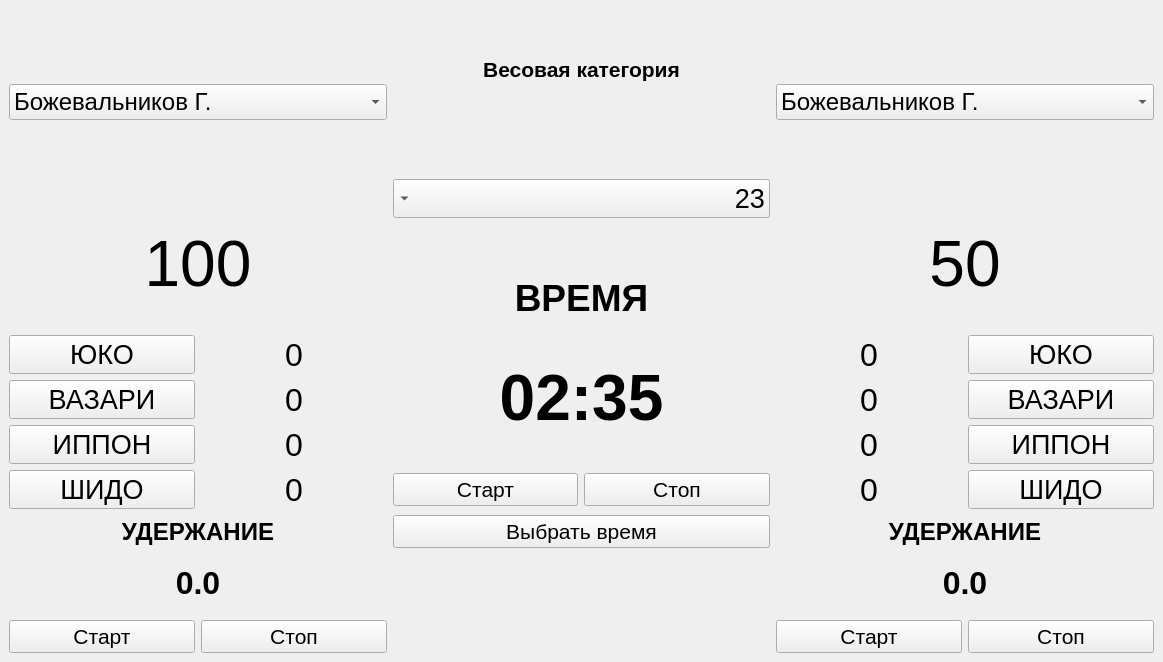
Old version of the form ui_files/manege_panel.ui in the repository Vanovango/Scoreboard_2.
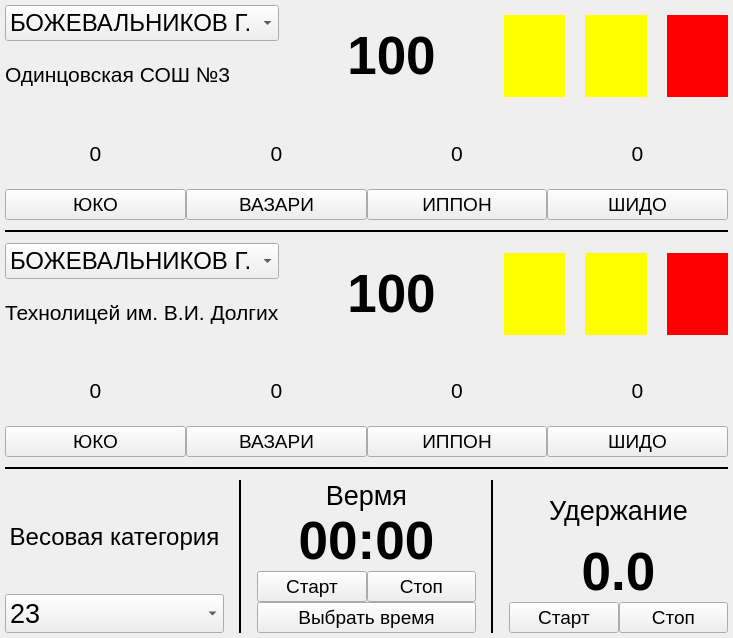
New version of the form.

```diff
--- a/ui_files/manege_panel.ui
+++ b/ui_files/manege_panel.ui
@@ -6,8 +6,8 @@
    <rect>
     <x>0</x>
     <y>0</y>
-    <width>1163</width>
-    <height>662</height>
+    <width>733</width>
+    <height>638</height>
    </rect>
   </property>
   <property name="windowTitle">
@@ -15,11 +15,66 @@
   </property>
   <widget class="QWidget" name="centralwidget">
    <layout class="QGridLayout" name="gridLayout">
-    <item row="8" column="1">
-     <widget class="QLabel" name="label_shido_score_1">
+    <property name="leftMargin">
+     <number>5</number>
+    </property>
+    <property name="topMargin">
+     <number>5</number>
+    </property>
+    <property name="rightMargin">
+     <number>5</number>
+    </property>
+    <property name="bottomMargin">
+     <number>5</number>
+    </property>
+    <property name="horizontalSpacing">
+     <number>15</number>
+    </property>
+    <property name="verticalSpacing">
+     <number>10</number>
+    </property>
+    <item row="2" column="0" colspan="5">
+     <widget class="Line" name="line_2">
       <property name="font">
        <font>
-        <pointsize>24</pointsize>
+        <pointsize>8</pointsize>
+        <weight>50</weight>
+        <bold>false</bold>
+       </font>
+      </property>
+      <property name="frameShadow">
+       <enum>QFrame::Plain</enum>
+      </property>
+      <property name="lineWidth">
+       <number>2</number>
+      </property>
+      <property name="orientation">
+       <enum>Qt::Horizontal</enum>
+      </property>
+     </widget>
+    </item>
+    <item row="5" column="0" colspan="5">
+     <widget class="Line" name="line_3">
+      <property name="frameShadow">
+       <enum>QFrame::Plain</enum>
+      </property>
+      <property name="lineWidth">
+       <number>2</number>
+      </property>
+      <property name="orientation">
+       <enum>Qt::Horizontal</enum>
+      </property>
+     </widget>
+    </item>
+    <item row="1" column="0" colspan="5">
+     <layout class="QHBoxLayout" name="horizontalLayout">
+      <item>
+       <layout class="QVBoxLayout" name="verticalLayout_6">
+        <item>
+         <widget class="QLabel" name="label_yko_score_1">
+          <property name="font">
+           <font>
+            <pointsize>16</pointsize>
        </font>
       </property>
       <property name="text">
@@ -30,11 +85,27 @@
       </property>
      </widget>
     </item>
-    <item row="6" column="1">
+        <item>
+         <widget class="QPushButton" name="pushButton_yko_1">
+          <property name="font">
+           <font>
+            <pointsize>14</pointsize>
+           </font>
+          </property>
+          <property name="text">
+           <string>ЮКО</string>
+          </property>
+         </widget>
+        </item>
+       </layout>
+      </item>
+      <item>
+       <layout class="QVBoxLayout" name="verticalLayout_7">
+        <item>
      <widget class="QLabel" name="label_vazari_score_1">
       <property name="font">
        <font>
-        <pointsize>24</pointsize>
+            <pointsize>16</pointsize>
        </font>
       </property>
       <property name="text">
@@ -45,23 +116,27 @@
       </property>
      </widget>
     </item>
-    <item row="4" column="2" colspan="2">
-     <widget class="QLabel" name="label_total_time_name">
+        <item>
+         <widget class="QPushButton" name="pushButton_vazari_1">
       <property name="font">
        <font>
-        <pointsize>2</pointsize>
+            <pointsize>14</pointsize>
        </font>
       </property>
       <property name="text">
-       <string>&lt;html&gt;&lt;head/&gt;&lt;body&gt;&lt;p align=&quot;center&quot;&gt;&lt;span style=&quot; font-size:28pt; font-weight:600;&quot;&gt;ВРЕМЯ&lt;/span&gt;&lt;/p&gt;&lt;/body&gt;&lt;/html&gt;</string>
+           <string>ВАЗАРИ</string>
       </property>
      </widget>
     </item>
-    <item row="7" column="1">
+       </layout>
+      </item>
+      <item>
+       <layout class="QVBoxLayout" name="verticalLayout_8">
+        <item>
      <widget class="QLabel" name="label_ippon_score_1">
       <property name="font">
        <font>
-        <pointsize>24</pointsize>
+            <pointsize>16</pointsize>
        </font>
       </property>
       <property name="text">
@@ -72,35 +147,11 @@
       </property>
      </widget>
     </item>
-    <item row="6" column="5">
-     <widget class="QPushButton" name="pushButton_vazari_2">
-      <property name="font">
-       <font>
-        <pointsize>20</pointsize>
-       </font>
-      </property>
-      <property name="text">
-       <string>ВАЗАРИ</string>
-      </property>
-     </widget>
-    </item>
-    <item row="5" column="5">
-     <widget class="QPushButton" name="pushButton_yko_2">
-      <property name="font">
-       <font>
-        <pointsize>20</pointsize>
-       </font>
-      </property>
-      <property name="text">
-       <string>ЮКО</string>
-      </property>
-     </widget>
-    </item>
-    <item row="7" column="0">
+        <item>
      <widget class="QPushButton" name="pushButton_ippon_1">
       <property name="font">
        <font>
-        <pointsize>20</pointsize>
+            <pointsize>14</pointsize>
        </font>
       </property>
       <property name="text">
@@ -108,30 +159,15 @@
       </property>
      </widget>
     </item>
-    <item row="7" column="5">
-     <widget class="QPushButton" name="pushButton_ippon_2">
-      <property name="font">
-       <font>
-        <pointsize>20</pointsize>
-       </font>
-      </property>
-      <property name="text">
-       <string>ИППОН</string>
-      </property>
-     </widget>
-    </item>
-    <item row="5" column="2" rowspan="3" colspan="2">
-     <widget class="QLabel" name="label_total_time">
-      <property name="text">
-       <string>&lt;html&gt;&lt;head/&gt;&lt;body&gt;&lt;p align=&quot;center&quot;&gt;&lt;span style=&quot; font-size:48pt; font-weight:600;&quot;&gt;02:35&lt;/span&gt;&lt;/p&gt;&lt;/body&gt;&lt;/html&gt;</string>
-      </property>
-     </widget>
-    </item>
-    <item row="6" column="4">
-     <widget class="QLabel" name="label_vazari_score_2">
+       </layout>
+      </item>
+      <item>
+       <layout class="QVBoxLayout" name="verticalLayout_9">
+        <item>
+         <widget class="QLabel" name="label_shido_score_1">
       <property name="font">
        <font>
-        <pointsize>24</pointsize>
+            <pointsize>16</pointsize>
        </font>
       </property>
       <property name="text">
@@ -142,11 +178,11 @@
       </property>
      </widget>
     </item>
-    <item row="8" column="0">
+        <item>
      <widget class="QPushButton" name="pushButton_shido_1">
       <property name="font">
        <font>
-        <pointsize>20</pointsize>
+            <pointsize>14</pointsize>
        </font>
       </property>
       <property name="text">
@@ -154,80 +190,217 @@
       </property>
      </widget>
     </item>
-    <item row="5" column="1">
-     <widget class="QLabel" name="label_yko_score_1">
+       </layout>
+      </item>
+     </layout>
+    </item>
+    <item row="0" column="0" colspan="5">
+     <layout class="QHBoxLayout" name="horizontalLayout_5">
+      <item>
+       <layout class="QVBoxLayout" name="verticalLayout_4">
+        <item>
+         <widget class="QComboBox" name="comboBox_member_1">
       <property name="font">
        <font>
-        <pointsize>24</pointsize>
-       </font>
-      </property>
+            <pointsize>18</pointsize>
+            <weight>50</weight>
+            <bold>false</bold>
+           </font>
+          </property>
+          <item>
       <property name="text">
-       <string>0</string>
+            <string>БОЖЕВАЛЬНИКОВ Г.</string>
+           </property>
+          </item>
+          <item>
+           <property name="text">
+            <string>АБДУЛКАДЫРОВ И.</string>
+           </property>
+          </item>
+         </widget>
+        </item>
+        <item>
+         <widget class="QLabel" name="comboBox_organization_1">
+          <property name="font">
+           <font>
+            <pointsize>16</pointsize>
+           </font>
+          </property>
+          <property name="text">
+           <string>Одинцовская СОШ №3</string>
+          </property>
+          <property name="alignment">
+           <set>Qt::AlignLeading|Qt::AlignLeft|Qt::AlignVCenter</set>
+          </property>
+         </widget>
+        </item>
+       </layout>
+      </item>
+      <item>
+       <widget class="QLabel" name="label_total_score_1">
+        <property name="font">
+         <font>
+          <pointsize>40</pointsize>
+          <weight>75</weight>
+          <bold>true</bold>
+         </font>
+        </property>
+        <property name="text">
+         <string>100</string>
       </property>
       <property name="alignment">
        <set>Qt::AlignCenter</set>
       </property>
      </widget>
+      </item>
+      <item>
+       <layout class="QHBoxLayout" name="fine_layout_1">
+        <property name="spacing">
+         <number>20</number>
+        </property>
+        <property name="topMargin">
+         <number>10</number>
+        </property>
+        <property name="bottomMargin">
+         <number>10</number>
+        </property>
+        <item>
+         <widget class="QLabel" name="label_yellow_card_1_1">
+          <property name="styleSheet">
+           <string notr="true">background-color: rgb(255, 255, 0);</string>
+          </property>
+          <property name="text">
+           <string/>
+          </property>
+         </widget>
+        </item>
+        <item>
+         <widget class="QLabel" name="label_yellow_card_1_2">
+          <property name="styleSheet">
+           <string notr="true">background-color: rgb(255, 255, 0);</string>
+          </property>
+          <property name="text">
+           <string/>
+          </property>
+         </widget>
+        </item>
+        <item>
+         <widget class="QLabel" name="label_red_card_1">
+          <property name="styleSheet">
+           <string notr="true">background-color: rgb(255, 0, 0);</string>
+          </property>
+          <property name="text">
+           <string/>
+          </property>
+         </widget>
+        </item>
+       </layout>
+      </item>
+     </layout>
     </item>
     <item row="6" column="0">
-     <widget class="QPushButton" name="pushButton_vazari_1">
+     <layout class="QVBoxLayout" name="verticalLayout_5">
+      <item>
+       <widget class="QLabel" name="label_weight_category">
       <property name="font">
        <font>
+          <pointsize>18</pointsize>
+         </font>
+        </property>
+        <property name="text">
+         <string>Весовая категория</string>
+        </property>
+        <property name="alignment">
+         <set>Qt::AlignCenter</set>
+        </property>
+       </widget>
+      </item>
+      <item>
+       <widget class="QComboBox" name="comboBox_weight_category">
+        <property name="font">
+         <font>
         <pointsize>20</pointsize>
-       </font>
-      </property>
+          <weight>50</weight>
+          <bold>false</bold>
+         </font>
+        </property>
+        <item>
       <property name="text">
-       <string>ВАЗАРИ</string>
-      </property>
-     </widget>
-    </item>
-    <item row="5" column="4">
-     <widget class="QLabel" name="label_yko_score_2">
+          <string>23</string>
+         </property>
+        </item>
+        <item>
+         <property name="text">
+          <string>25</string>
+         </property>
+        </item>
+        <item>
+         <property name="text">
+          <string>27</string>
+         </property>
+        </item>
+        <item>
+         <property name="text">
+          <string>28</string>
+         </property>
+        </item>
+       </widget>
+      </item>
+     </layout>
+    </item>
+    <item row="6" column="2">
+     <layout class="QVBoxLayout" name="verticalLayout">
+      <item>
+       <widget class="QLabel" name="label_total_time_name">
       <property name="font">
        <font>
-        <pointsize>24</pointsize>
+          <pointsize>20</pointsize>
        </font>
       </property>
       <property name="text">
-       <string>0</string>
+         <string>Вермя</string>
       </property>
       <property name="alignment">
        <set>Qt::AlignCenter</set>
       </property>
      </widget>
     </item>
-    <item row="7" column="4">
-     <widget class="QLabel" name="label_ippon_score_2">
+      <item>
+       <widget class="QLabel" name="label_total_time">
       <property name="font">
        <font>
-        <pointsize>24</pointsize>
+          <pointsize>40</pointsize>
+          <weight>75</weight>
+          <bold>true</bold>
        </font>
       </property>
       <property name="text">
-       <string>0</string>
+         <string>00:00</string>
       </property>
       <property name="alignment">
        <set>Qt::AlignCenter</set>
       </property>
      </widget>
     </item>
-    <item row="5" column="0">
-     <widget class="QPushButton" name="pushButton_yko_1">
+      <item>
+       <layout class="QHBoxLayout" name="horizontalLayout_3">
+        <item>
+         <widget class="QPushButton" name="pushButton_total_time_start">
       <property name="font">
        <font>
-        <pointsize>20</pointsize>
+            <pointsize>14</pointsize>
        </font>
       </property>
       <property name="text">
-       <string>ЮКО</string>
+           <string>Старт</string>
       </property>
      </widget>
     </item>
-    <item row="8" column="3">
+        <item>
      <widget class="QPushButton" name="pushButton_total_time_stop">
       <property name="font">
        <font>
-        <pointsize>16</pointsize>
+            <pointsize>14</pointsize>
        </font>
       </property>
       <property name="text">
@@ -235,23 +408,13 @@
       </property>
      </widget>
     </item>
-    <item row="11" column="1">
-     <widget class="QPushButton" name="pushButton_hold_stop_1">
-      <property name="font">
-       <font>
-        <pointsize>16</pointsize>
-       </font>
-      </property>
-      <property name="text">
-       <string>Стоп</string>
-      </property>
-     </widget>
-    </item>
-    <item row="9" column="2" colspan="2">
+       </layout>
+      </item>
+      <item>
      <widget class="QPushButton" name="pushButton_chose_total_time">
       <property name="font">
        <font>
-        <pointsize>16</pointsize>
+          <pointsize>14</pointsize>
        </font>
       </property>
       <property name="text">
@@ -259,59 +422,49 @@
       </property>
      </widget>
     </item>
-    <item row="9" column="4" colspan="2">
-     <widget class="QLabel" name="label_hold_2">
-      <property name="font">
-       <font>
-        <pointsize>18</pointsize>
-        <weight>75</weight>
-        <bold>true</bold>
-       </font>
-      </property>
-      <property name="text">
-       <string>УДЕРЖАНИЕ</string>
-      </property>
-      <property name="alignment">
-       <set>Qt::AlignCenter</set>
-      </property>
-     </widget>
+     </layout>
     </item>
-    <item row="11" column="4">
-     <widget class="QPushButton" name="pushButton_hold_start_2">
-      <property name="font">
-       <font>
-        <pointsize>16</pointsize>
-       </font>
-      </property>
-      <property name="text">
-       <string>Старт</string>
-      </property>
-     </widget>
-    </item>
-    <item row="8" column="5">
-     <widget class="QPushButton" name="pushButton_shido_2">
+    <item row="6" column="4">
+     <layout class="QVBoxLayout" name="verticalLayout_2">
+      <item>
+       <widget class="QLabel" name="label_hold">
       <property name="font">
        <font>
         <pointsize>20</pointsize>
        </font>
       </property>
       <property name="text">
-       <string>ШИДО</string>
+         <string>Удержание</string>
+        </property>
+        <property name="alignment">
+         <set>Qt::AlignCenter</set>
       </property>
      </widget>
     </item>
-    <item row="10" column="4" colspan="2">
-     <widget class="QLabel" name="label_hold_time_2">
+      <item>
+       <widget class="QLabel" name="label_hold_time">
+        <property name="font">
+         <font>
+          <pointsize>40</pointsize>
+          <weight>75</weight>
+          <bold>true</bold>
+         </font>
+        </property>
       <property name="text">
-       <string>&lt;html&gt;&lt;head/&gt;&lt;body&gt;&lt;p align=&quot;center&quot;&gt;&lt;span style=&quot; font-size:24pt; font-weight:600;&quot;&gt;0.0&lt;/span&gt;&lt;/p&gt;&lt;/body&gt;&lt;/html&gt;</string>
+         <string>0.0</string>
+        </property>
+        <property name="alignment">
+         <set>Qt::AlignCenter</set>
       </property>
      </widget>
     </item>
-    <item row="8" column="2">
-     <widget class="QPushButton" name="pushButton_total_time_start">
+      <item>
+       <layout class="QHBoxLayout" name="horizontalLayout_4">
+        <item>
+         <widget class="QPushButton" name="pushButton_hold_start">
       <property name="font">
        <font>
-        <pointsize>16</pointsize>
+            <pointsize>14</pointsize>
        </font>
       </property>
       <property name="text">
@@ -319,33 +472,11 @@
       </property>
      </widget>
     </item>
-    <item row="8" column="4">
-     <widget class="QLabel" name="label_shido_score_2">
+        <item>
+         <widget class="QPushButton" name="pushButton_hold_stop">
       <property name="font">
        <font>
-        <pointsize>24</pointsize>
-       </font>
-      </property>
-      <property name="text">
-       <string>0</string>
-      </property>
-      <property name="alignment">
-       <set>Qt::AlignCenter</set>
-      </property>
-     </widget>
-    </item>
-    <item row="10" column="0" colspan="2">
-     <widget class="QLabel" name="label_hold_time_1">
-      <property name="text">
-       <string>&lt;html&gt;&lt;head/&gt;&lt;body&gt;&lt;p align=&quot;center&quot;&gt;&lt;span style=&quot; font-size:24pt; font-weight:600;&quot;&gt;0.0&lt;/span&gt;&lt;/p&gt;&lt;/body&gt;&lt;/html&gt;</string>
-      </property>
-     </widget>
-    </item>
-    <item row="11" column="5">
-     <widget class="QPushButton" name="pushButton_hold_stop_2">
-      <property name="font">
-       <font>
-        <pointsize>16</pointsize>
+            <pointsize>14</pointsize>
        </font>
       </property>
       <property name="text">
@@ -353,46 +484,41 @@
       </property>
      </widget>
     </item>
-    <item row="9" column="0" colspan="2">
-     <widget class="QLabel" name="label_hold_1">
-      <property name="font">
-       <font>
-        <pointsize>18</pointsize>
-        <weight>75</weight>
-        <bold>true</bold>
-       </font>
+       </layout>
+      </item>
+     </layout>
+    </item>
+    <item row="6" column="3">
+     <widget class="Line" name="line_4">
+      <property name="frameShadow">
+       <enum>QFrame::Plain</enum>
       </property>
-      <property name="text">
-       <string>УДЕРЖАНИЕ</string>
+      <property name="lineWidth">
+       <number>2</number>
       </property>
-      <property name="alignment">
-       <set>Qt::AlignCenter</set>
+      <property name="orientation">
+       <enum>Qt::Vertical</enum>
       </property>
      </widget>
     </item>
-    <item row="11" column="0">
-     <widget class="QPushButton" name="pushButton_hold_start_1">
-      <property name="font">
-       <font>
-        <pointsize>16</pointsize>
-       </font>
+    <item row="6" column="1">
+     <widget class="Line" name="line">
+      <property name="frameShadow">
+       <enum>QFrame::Plain</enum>
       </property>
-      <property name="text">
-       <string>Старт</string>
+      <property name="lineWidth">
+       <number>2</number>
       </property>
-     </widget>
-    </item>
-    <item row="0" column="2" rowspan="2" colspan="2">
-     <widget class="QLabel" name="label_weight_category">
-      <property name="whatsThis">
-       <string>&lt;html&gt;&lt;head/&gt;&lt;body&gt;&lt;p align=&quot;center&quot;&gt;&lt;span style=&quot; font-size:12pt;&quot;&gt;весовая категория&lt;/span&gt;&lt;/p&gt;&lt;p align=&quot;center&quot;&gt;&lt;span style=&quot; font-size:12pt;&quot;&gt;23 кг&lt;/span&gt;&lt;/p&gt;&lt;p&gt;&lt;br/&gt;&lt;/p&gt;&lt;/body&gt;&lt;/html&gt;</string>
+      <property name="orientation">
+       <enum>Qt::Vertical</enum>
       </property>
-      <property name="text">
-       <string>&lt;html&gt;&lt;head/&gt;&lt;body&gt;&lt;p align=&quot;center&quot;&gt;&lt;span style=&quot; font-size:16pt; font-weight:600;&quot;&gt;Весовая категория&lt;/span&gt;&lt;/p&gt;&lt;/body&gt;&lt;/html&gt;</string>
-      </property>
      </widget>
     </item>
-    <item row="0" column="4" rowspan="3" colspan="2">
+    <item row="3" column="0" colspan="5">
+     <layout class="QHBoxLayout" name="horizontalLayout_6">
+      <item>
+       <layout class="QVBoxLayout" name="verticalLayout_3">
+        <item>
      <widget class="QComboBox" name="comboBox_member_2">
       <property name="font">
        <font>
@@ -403,7 +529,7 @@
       </property>
       <item>
        <property name="text">
-        <string>Божевальников Г.</string>
+            <string>БОЖЕВАЛЬНИКОВ Г.</string>
        </property>
       </item>
       <item>
@@ -413,80 +539,212 @@
       </item>
      </widget>
     </item>
-    <item row="0" column="0" rowspan="3" colspan="2">
-     <widget class="QComboBox" name="comboBox_member_1">
+        <item>
+         <widget class="QLabel" name="comboBox_organization_2">
       <property name="font">
        <font>
-        <pointsize>18</pointsize>
-        <weight>50</weight>
-        <bold>false</bold>
-       </font>
-      </property>
-      <item>
+            <pointsize>16</pointsize>
+           </font>
+          </property>
        <property name="text">
-        <string>Божевальников Г.</string>
-       </property>
-      </item>
-      <item>
-       <property name="text">
-        <string>Абдулкадыров И.</string>
-       </property>
-      </item>
-     </widget>
-    </item>
-    <item row="3" column="0" rowspan="2" colspan="2">
-     <widget class="QLabel" name="label_total_score_1">
-      <property name="font">
-       <font>
-        <pointsize>2</pointsize>
-       </font>
-      </property>
-      <property name="text">
-       <string>&lt;html&gt;&lt;head/&gt;&lt;body&gt;&lt;p align=&quot;center&quot;&gt;&lt;span style=&quot; font-size:48pt;&quot;&gt;100&lt;/span&gt;&lt;/p&gt;&lt;/body&gt;&lt;/html&gt;</string>
-      </property>
-     </widget>
-    </item>
-    <item row="3" column="4" rowspan="2" colspan="2">
+           <string>Технолицей им. В.И. Долгих</string>
+          </property>
+          <property name="alignment">
+           <set>Qt::AlignLeading|Qt::AlignLeft|Qt::AlignVCenter</set>
+          </property>
+         </widget>
+        </item>
+       </layout>
+      </item>
+      <item>
      <widget class="QLabel" name="label_total_score_2">
       <property name="font">
        <font>
-        <pointsize>2</pointsize>
+          <pointsize>40</pointsize>
+          <weight>75</weight>
+          <bold>true</bold>
        </font>
       </property>
       <property name="text">
-       <string>&lt;html&gt;&lt;head/&gt;&lt;body&gt;&lt;p align=&quot;center&quot;&gt;&lt;span style=&quot; font-size:48pt;&quot;&gt;50&lt;/span&gt;&lt;/p&gt;&lt;/body&gt;&lt;/html&gt;</string>
-      </property>
-     </widget>
-    </item>
-    <item row="2" column="2" rowspan="2" colspan="2">
-     <widget class="QComboBox" name="comboBox_weight_category">
+         <string>100</string>
+        </property>
+        <property name="alignment">
+         <set>Qt::AlignCenter</set>
+        </property>
+       </widget>
+      </item>
+      <item>
+       <layout class="QHBoxLayout" name="fine_layout_2">
+        <property name="spacing">
+         <number>20</number>
+        </property>
+        <property name="topMargin">
+         <number>10</number>
+        </property>
+        <property name="bottomMargin">
+         <number>10</number>
+        </property>
+        <item>
+         <widget class="QLabel" name="label_yellow_card_2_1">
+          <property name="styleSheet">
+           <string notr="true">background-color: rgb(255, 255, 0);</string>
+          </property>
+          <property name="text">
+           <string/>
+          </property>
+         </widget>
+        </item>
+        <item>
+         <widget class="QLabel" name="label_yellow_card_2_2">
+          <property name="styleSheet">
+           <string notr="true">background-color: rgb(255, 255, 0);</string>
+          </property>
+          <property name="text">
+           <string/>
+          </property>
+         </widget>
+        </item>
+        <item>
+         <widget class="QLabel" name="label_red_card_2">
+          <property name="styleSheet">
+           <string notr="true">background-color: rgb(255, 0, 0);</string>
+          </property>
+          <property name="text">
+           <string/>
+          </property>
+         </widget>
+        </item>
+       </layout>
+      </item>
+     </layout>
+    </item>
+    <item row="4" column="0" colspan="5">
+     <layout class="QHBoxLayout" name="horizontalLayout_2">
+      <item>
+       <layout class="QVBoxLayout" name="verticalLayout_10">
+        <item>
+         <widget class="QLabel" name="label_yko_score_2">
       <property name="font">
        <font>
-        <pointsize>20</pointsize>
-       </font>
-      </property>
-      <property name="layoutDirection">
-       <enum>Qt::RightToLeft</enum>
-      </property>
-      <property name="autoFillBackground">
-       <bool>false</bool>
-      </property>
+            <pointsize>16</pointsize>
+           </font>
+          </property>
+          <property name="text">
+           <string>0</string>
+          </property>
+          <property name="alignment">
+           <set>Qt::AlignCenter</set>
+          </property>
+         </widget>
+        </item>
       <item>
+         <widget class="QPushButton" name="pushButton_yko_2">
+          <property name="font">
+           <font>
+            <pointsize>14</pointsize>
+           </font>
+          </property>
        <property name="text">
-        <string>23</string>
-       </property>
-      </item>
+           <string>ЮКО</string>
+          </property>
+         </widget>
+        </item>
+       </layout>
+      </item>
       <item>
+       <layout class="QVBoxLayout" name="verticalLayout_11">
+        <item>
+         <widget class="QLabel" name="label_vazari_score_2">
+          <property name="font">
+           <font>
+            <pointsize>16</pointsize>
+           </font>
+          </property>
        <property name="text">
-        <string>26</string>
-       </property>
+           <string>0</string>
+          </property>
+          <property name="alignment">
+           <set>Qt::AlignCenter</set>
+          </property>
+         </widget>
       </item>
       <item>
+         <widget class="QPushButton" name="pushButton_vazari_2">
+          <property name="font">
+           <font>
+            <pointsize>14</pointsize>
+           </font>
+          </property>
        <property name="text">
-        <string>28</string>
-       </property>
-      </item>
-     </widget>
+           <string>ВАЗАРИ</string>
+          </property>
+         </widget>
+        </item>
+       </layout>
+      </item>
+      <item>
+       <layout class="QVBoxLayout" name="verticalLayout_12">
+        <item>
+         <widget class="QLabel" name="label_ippon_score_2">
+          <property name="font">
+           <font>
+            <pointsize>16</pointsize>
+           </font>
+          </property>
+          <property name="text">
+           <string>0</string>
+          </property>
+          <property name="alignment">
+           <set>Qt::AlignCenter</set>
+          </property>
+         </widget>
+        </item>
+        <item>
+         <widget class="QPushButton" name="pushButton_ippon_2">
+          <property name="font">
+           <font>
+            <pointsize>14</pointsize>
+           </font>
+          </property>
+          <property name="text">
+           <string>ИППОН</string>
+          </property>
+         </widget>
+        </item>
+       </layout>
+      </item>
+      <item>
+       <layout class="QVBoxLayout" name="verticalLayout_13">
+        <item>
+         <widget class="QLabel" name="label_shido_score_2">
+          <property name="font">
+           <font>
+            <pointsize>16</pointsize>
+           </font>
+          </property>
+          <property name="text">
+           <string>0</string>
+          </property>
+          <property name="alignment">
+           <set>Qt::AlignCenter</set>
+          </property>
+         </widget>
+        </item>
+        <item>
+         <widget class="QPushButton" name="pushButton_shido_2">
+          <property name="font">
+           <font>
+            <pointsize>14</pointsize>
+           </font>
+          </property>
+          <property name="text">
+           <string>ШИДО</string>
+          </property>
+         </widget>
+        </item>
+       </layout>
+      </item>
+     </layout>
     </item>
    </layout>
   </widget>
```
Left out of the diff: 2 changed lines with no effect on the pictures. Lines whose indentation alone changed are shown as unchanged.
